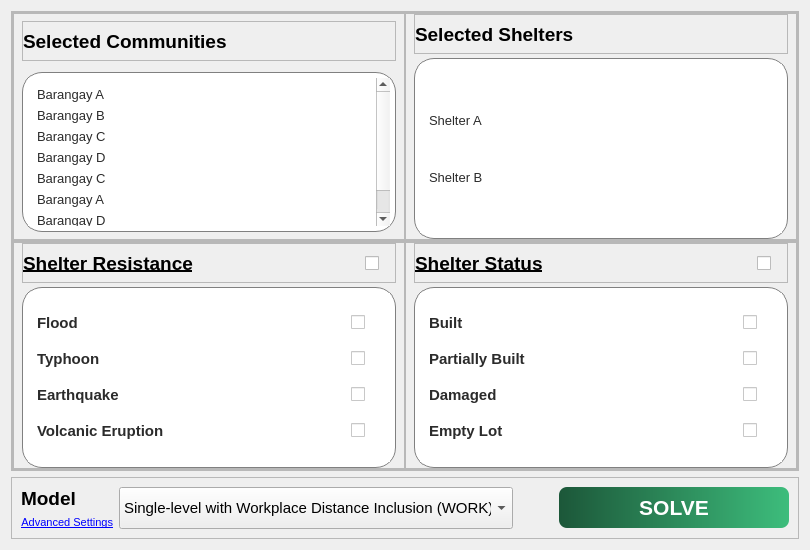
This is FE/solveSettings.ui in Lucianono/ShelterAlloc_Thesis as Qt 5 draws it before an edit. The edited form follows.
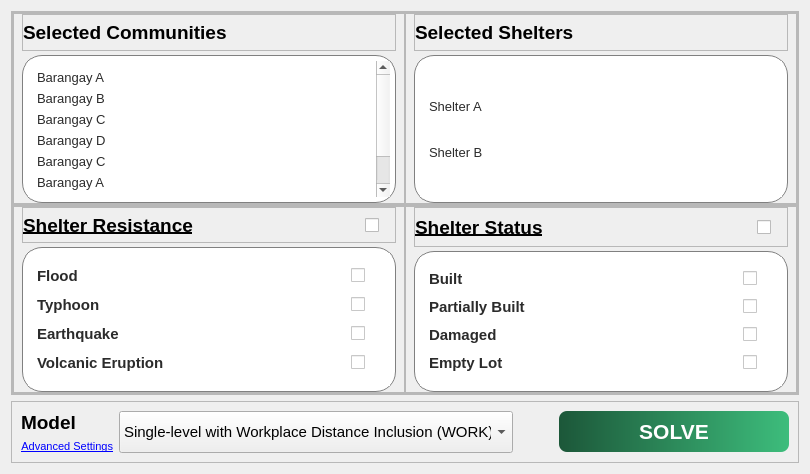
This is the edited form. Icons and pictures are not drawn.

What changed in the file:
```diff
--- a/FE/solveSettings.ui
+++ b/FE/solveSettings.ui
@@ -7,7 +7,7 @@
     <x>0</x>
     <y>0</y>
     <width>800</width>
-    <height>550</height>
+    <height>474</height>
    </rect>
   </property>
   <property name="windowTitle">
@@ -648,7 +648,7 @@
                  <x>0</x>
                  <y>0</y>
                  <width>359</width>
-                 <height>170</height>
+                 <height>142</height>
                 </rect>
                </property>
                <property name="font">
@@ -665,6 +665,9 @@
                 <property name="spacing">
                  <number>0</number>
                 </property>
+                <property name="sizeConstraint">
+                 <enum>QLayout::SetDefaultConstraint</enum>
+                </property>
                 <item>
                  <widget class="QLabel" name="label_5">
                   <property name="maximumSize">
@@ -870,7 +873,7 @@
                  <x>0</x>
                  <y>0</y>
                  <width>359</width>
-                 <height>170</height>
+                 <height>129</height>
                 </rect>
                </property>
                <property name="font">
@@ -1155,7 +1158,7 @@
                  <x>0</x>
                  <y>0</y>
                  <width>359</width>
-                 <height>170</height>
+                 <height>124</height>
                 </rect>
                </property>
                <property name="font">
```
